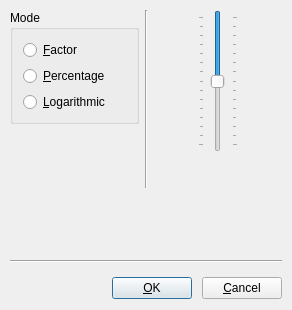
KDE/kwave, file plugins/volume/VolumeDlg.ui: the form before one commit.
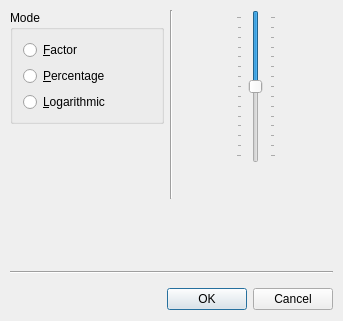
The form after the commit. Custom widgets are drawn as their Qt base class.

Commit message: using KDE standard buttons in dialogs, updated all .ui files

```diff
--- a/plugins/volume/VolumeDlg.ui
+++ b/plugins/volume/VolumeDlg.ui
@@ -9,8 +9,8 @@
    <rect>
     <x>0</x>
     <y>0</y>
-    <width>292</width>
-    <height>310</height>
+    <width>343</width>
+    <height>321</height>
    </rect>
   </property>
   <property name="windowTitle">
@@ -335,31 +335,9 @@
       </spacer>
      </item>
      <item>
-      <widget class="KPushButton" name="btOK">
-       <property name="sizePolicy">
-        <sizepolicy hsizetype="Preferred" vsizetype="Preferred">
-         <horstretch>0</horstretch>
-         <verstretch>0</verstretch>
-        </sizepolicy>
-       </property>
-       <property name="text">
-        <string>&amp;OK</string>
-       </property>
-       <property name="default">
-        <bool>true</bool>
-       </property>
-      </widget>
-     </item>
-     <item>
-      <widget class="KPushButton" name="btCancel">
-       <property name="sizePolicy">
-        <sizepolicy hsizetype="Preferred" vsizetype="Preferred">
-         <horstretch>0</horstretch>
-         <verstretch>0</verstretch>
-        </sizepolicy>
-       </property>
-       <property name="text">
-        <string>&amp;Cancel</string>
+      <widget class="KDialogButtonBox" name="buttonBox">
+       <property name="standardButtons">
+        <set>QDialogButtonBox::Cancel|QDialogButtonBox::Ok</set>
        </property>
       </widget>
      </item>
@@ -369,9 +347,9 @@
  </widget>
  <customwidgets>
   <customwidget>
-   <class>KPushButton</class>
-   <extends>QPushButton</extends>
-   <header>kpushbutton.h</header>
+   <class>KDialogButtonBox</class>
+   <extends>QDialogButtonBox</extends>
+   <header>kdialogbuttonbox.h</header>
   </customwidget>
   <customwidget>
    <class>Kwave::InvertableSpinBox</class>
```
Left out of the diff: 26 changed lines with no effect on the pictures. The commit also changes 28 other files.
